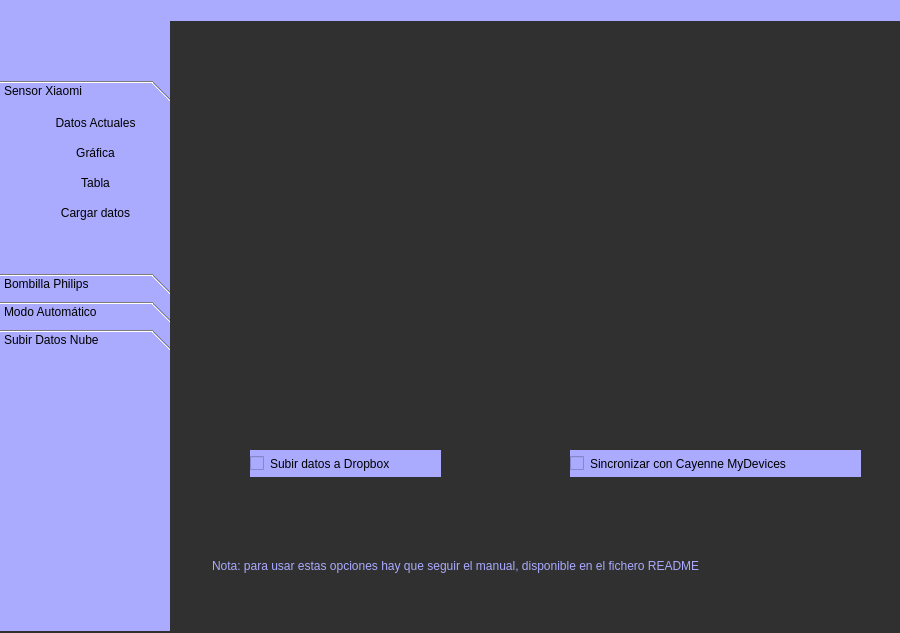
Old version of the form gui_app.ui in the repository patmar1224/BLE-python.
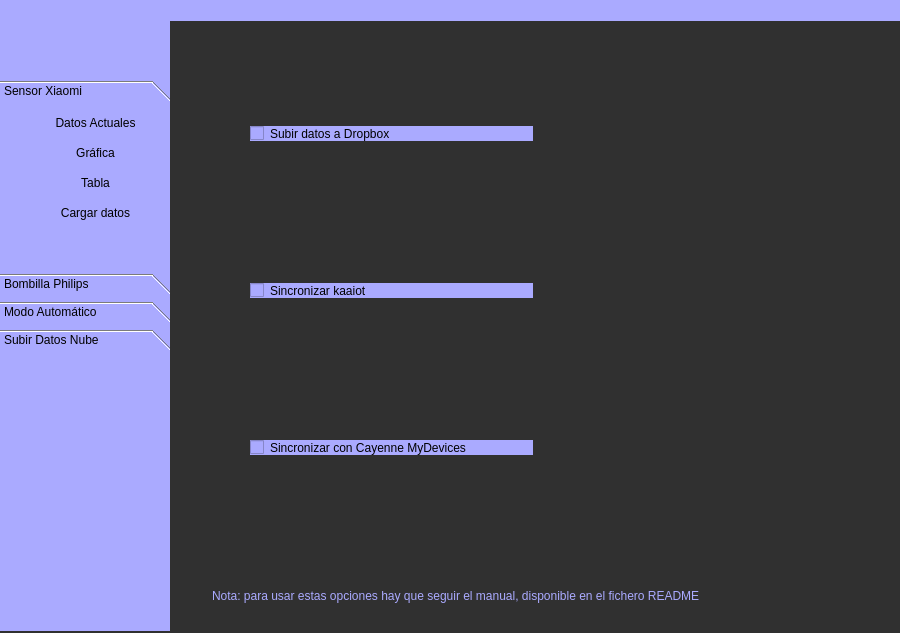
New version of the form. The open tabs and pages were chosen to show the change. Icons and pictures are not drawn. Custom widgets are drawn as their Qt base class.

Commit message: Nube nueva (kaaiot cloud)

What changed in the file:
```diff
--- a/gui_app.ui
+++ b/gui_app.ui
@@ -1996,45 +1996,13 @@
      </widget>
     </widget>
     <widget class="QWidget" name="Pagina_Nube">
-     <widget class="QCheckBox" name="subirdropbox">
-      <property name="geometry">
-       <rect>
-        <x>80</x>
-        <y>430</y>
-        <width>191</width>
-        <height>27</height>
-       </rect>
-      </property>
-      <property name="styleSheet">
-       <string notr="true">background-color: rgb(170, 170, 255);</string>
-      </property>
-      <property name="text">
-       <string>Subir datos a Dropbox</string>
-      </property>
-     </widget>
-     <widget class="QCheckBox" name="sincronizarcayenne">
-      <property name="geometry">
-       <rect>
-        <x>400</x>
-        <y>430</y>
-        <width>291</width>
-        <height>27</height>
-       </rect>
-      </property>
-      <property name="styleSheet">
-       <string notr="true">background-color: rgb(170, 170, 255);</string>
-      </property>
-      <property name="text">
-       <string>Sincronizar con Cayenne MyDevices</string>
-      </property>
-     </widget>
      <widget class="QFrame" name="frame_18">
       <property name="geometry">
        <rect>
-        <x>50</x>
-        <y>120</y>
-        <width>251</width>
-        <height>241</height>
+        <x>470</x>
+        <y>30</y>
+        <width>171</width>
+        <height>151</height>
        </rect>
       </property>
       <property name="styleSheet">
@@ -2050,10 +2018,10 @@
      <widget class="QFrame" name="frame_19">
       <property name="geometry">
        <rect>
-        <x>430</x>
-        <y>130</y>
-        <width>231</width>
-        <height>231</height>
+        <x>470</x>
+        <y>370</y>
+        <width>181</width>
+        <height>151</height>
        </rect>
       </property>
       <property name="styleSheet">
@@ -2070,7 +2038,7 @@
       <property name="geometry">
        <rect>
         <x>40</x>
-        <y>530</y>
+        <y>560</y>
         <width>651</width>
         <height>32</height>
        </rect>
@@ -2084,6 +2052,68 @@
        <string>Nota: para usar estas opciones hay que seguir el manual, disponible en el fichero README</string>
       </property>
      </widget>
+     <widget class="QFrame" name="frame_20">
+      <property name="geometry">
+       <rect>
+        <x>470</x>
+        <y>210</y>
+        <width>181</width>
+        <height>131</height>
+       </rect>
+      </property>
+      <property name="styleSheet">
+       <string notr="true">border-image: url(:/cct/iconos/kaaiotcloud.png);
+</string>
+      </property>
+      <property name="frameShape">
+       <enum>QFrame::StyledPanel</enum>
+      </property>
+      <property name="frameShadow">
+       <enum>QFrame::Raised</enum>
+      </property>
+     </widget>
+     <widget class="QWidget" name="">
+      <property name="geometry">
+       <rect>
+        <x>80</x>
+        <y>-30</y>
+        <width>283</width>
+        <height>601</height>
+       </rect>
+      </property>
+      <layout class="QVBoxLayout" name="verticalLayout_2">
+       <item>
+        <widget class="QCheckBox" name="subirdropbox">
+         <property name="styleSheet">
+          <string notr="true">background-color: rgb(170, 170, 255);</string>
+         </property>
+         <property name="text">
+          <string>Subir datos a Dropbox</string>
+         </property>
+        </widget>
+       </item>
+       <item>
+        <widget class="QCheckBox" name="sincronizarkaaiot">
+         <property name="styleSheet">
+          <string notr="true">background-color: rgb(170, 170, 255);</string>
+         </property>
+         <property name="text">
+          <string>Sincronizar kaaiot</string>
+         </property>
+        </widget>
+       </item>
+       <item>
+        <widget class="QCheckBox" name="sincronizarcayenne">
+         <property name="styleSheet">
+          <string notr="true">background-color: rgb(170, 170, 255);</string>
+         </property>
+         <property name="text">
+          <string>Sincronizar con Cayenne MyDevices</string>
+         </property>
+        </widget>
+       </item>
+      </layout>
+     </widget>
     </widget>
    </widget>
    <widget class="QFrame" name="barra_superior">
```
Left out of the diff: 62 changed lines with no effect on the pictures. The commit also changes 9 other files.
